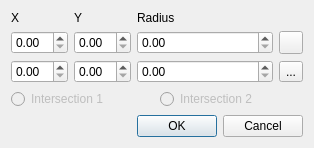
This is src/ui/cogo/intersection2circles.ui in qgis/QGIS as Qt 5 draws it before an edit. The edited form follows.
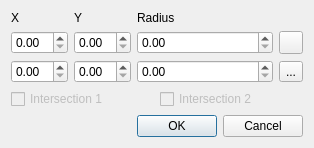
This is the edited form. Icons and pictures are not drawn. Custom widgets are drawn as their Qt base class.

Commit message: save intersection features

The edit to the form file:
```diff
--- a/src/ui/cogo/intersection2circles.ui
+++ b/src/ui/cogo/intersection2circles.ui
@@ -105,7 +105,7 @@
    <item row="3" column="0" colspan="4">
     <layout class="QGridLayout" name="gridLayout">
      <item row="0" column="0">
-      <widget class="QRadioButton" name="mBtnIntersection1">
+      <widget class="QCheckBox" name="mBtnIntersection1">
        <property name="enabled">
         <bool>false</bool>
        </property>
@@ -115,7 +115,7 @@
       </widget>
      </item>
      <item row="0" column="1">
-      <widget class="QRadioButton" name="mBtnIntersection2">
+      <widget class="QCheckBox" name="mBtnIntersection2">
        <property name="enabled">
         <bool>false</bool>
        </property>
```
The commit also changes 1 other file.
